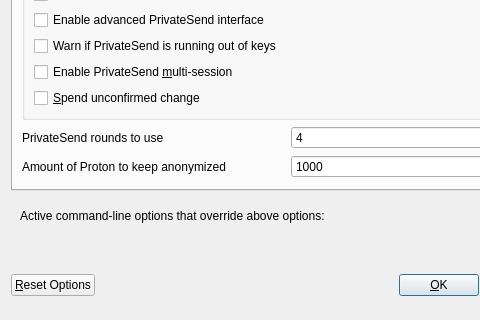
Qt form src/qt/forms/optionsdialog.ui (phaseproject/phase) before a commit; both pictures show x 0 to 480 and y 117 to 437 of the 576 by 437 pixel window.
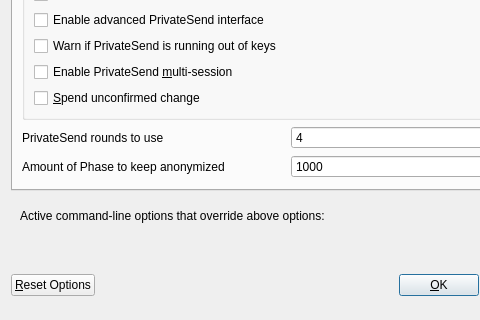
The same form after that commit. The open tabs and pages were chosen to show the change. Custom widgets are drawn as their Qt base class.

Patch:
```diff
--- a/src/qt/forms/optionsdialog.ui
+++ b/src/qt/forms/optionsdialog.ui
@@ -253,7 +253,7 @@
             <string notr="true"/>
            </property>
            <property name="text">
-            <string>Amount of Proton to keep anonymized</string>
+            <string>Amount of Phase to keep anonymized</string>
            </property>
           </widget>
          </item>
```
Left out of the diff: 4 changed lines with no effect on the pictures.
